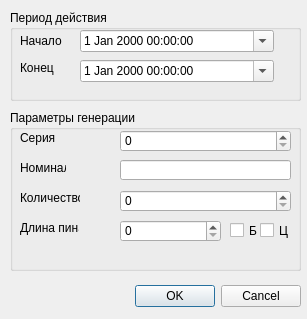
The window that mdi/forms/sxpress_cards_series_edit.ui (brat002/ExpertBilling) describes before a commit, drawn with Qt 5.
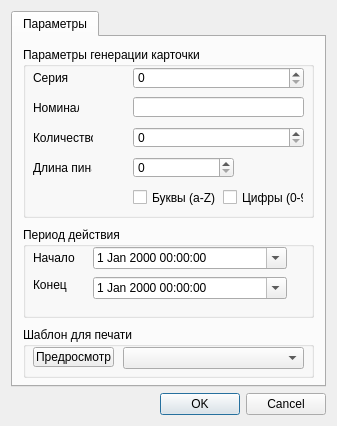
The same window after the commit.

Commit message: Переработана система генерации карт предоплаты.

```diff
--- a/mdi/forms/sxpress_cards_series_edit.ui
+++ b/mdi/forms/sxpress_cards_series_edit.ui
@@ -5,105 +5,44 @@
    <rect>
     <x>0</x>
     <y>0</y>
-    <width>307</width>
-    <height>319</height>
+    <width>337</width>
+    <height>426</height>
    </rect>
   </property>
   <property name="windowTitle" >
    <string>Параметры серии</string>
   </property>
+  <layout class="QGridLayout" name="gridLayout" >
+   <item row="1" column="0" >
   <widget class="QDialogButtonBox" name="buttonBox" >
-   <property name="geometry" >
-    <rect>
-     <x>120</x>
-     <y>280</y>
-     <width>181</width>
-     <height>32</height>
-    </rect>
-   </property>
    <property name="orientation" >
     <enum>Qt::Horizontal</enum>
    </property>
    <property name="standardButtons" >
-    <set>QDialogButtonBox::Cancel|QDialogButtonBox::NoButton|QDialogButtonBox::Ok</set>
-   </property>
-  </widget>
-  <widget class="QGroupBox" name="period_groupBox" >
-   <property name="geometry" >
-    <rect>
-     <x>10</x>
-     <y>10</y>
-     <width>291</width>
-     <height>91</height>
-    </rect>
-   </property>
-   <property name="title" >
-    <string>Период действия</string>
-   </property>
-   <widget class="QDateTimeEdit" name="end_dateTimeEdit" >
-    <property name="geometry" >
-     <rect>
-      <x>70</x>
-      <y>50</y>
-      <width>194</width>
-      <height>22</height>
-     </rect>
-    </property>
-    <property name="calendarPopup" >
-     <bool>true</bool>
-    </property>
-   </widget>
-   <widget class="QDateTimeEdit" name="start_dateTimeEdit" >
-    <property name="geometry" >
-     <rect>
-      <x>70</x>
-      <y>20</y>
-      <width>194</width>
-      <height>22</height>
-     </rect>
-    </property>
-    <property name="calendarPopup" >
-     <bool>true</bool>
-    </property>
-   </widget>
-   <widget class="QLabel" name="start_label" >
-    <property name="geometry" >
-     <rect>
-      <x>10</x>
-      <y>20</y>
-      <width>46</width>
-      <height>21</height>
-     </rect>
-    </property>
-    <property name="text" >
-     <string>Начало</string>
-    </property>
-   </widget>
-   <widget class="QLabel" name="end_label" >
-    <property name="geometry" >
-     <rect>
-      <x>10</x>
-      <y>50</y>
-      <width>46</width>
-      <height>16</height>
-     </rect>
-    </property>
-    <property name="text" >
-     <string>Конец</string>
-    </property>
-   </widget>
-  </widget>
+      <set>QDialogButtonBox::Cancel|QDialogButtonBox::Ok</set>
+     </property>
+    </widget>
+   </item>
+   <item row="0" column="0" >
+    <widget class="QTabWidget" name="tabWidget" >
+     <property name="currentIndex" >
+      <number>0</number>
+     </property>
+     <widget class="QWidget" name="tab" >
+      <attribute name="title" >
+       <string>Параметры</string>
+      </attribute>
   <widget class="QGroupBox" name="params_groupBox" >
    <property name="geometry" >
     <rect>
      <x>10</x>
-     <y>110</y>
+         <y>10</y>
      <width>291</width>
-     <height>161</height>
+         <height>171</height>
     </rect>
    </property>
    <property name="title" >
-    <string>Параметры генерации</string>
+        <string>Параметры генерации карточки</string>
    </property>
    <widget class="QLineEdit" name="nominal_lineEdit" >
     <property name="geometry" >
@@ -121,7 +60,7 @@
       <x>10</x>
       <y>80</y>
       <width>60</width>
-      <height>16</height>
+          <height>21</height>
      </rect>
     </property>
     <property name="text" >
@@ -134,7 +73,7 @@
       <x>10</x>
       <y>110</y>
       <width>59</width>
-      <height>16</height>
+          <height>21</height>
      </rect>
     </property>
     <property name="text" >
@@ -147,7 +86,7 @@
       <x>10</x>
       <y>20</y>
       <width>46</width>
-      <height>16</height>
+          <height>21</height>
      </rect>
     </property>
     <property name="text" >
@@ -160,7 +99,7 @@
       <x>10</x>
       <y>50</y>
       <width>46</width>
-      <height>16</height>
+          <height>21</height>
      </rect>
     </property>
     <property name="text" >
@@ -173,7 +112,7 @@
       <x>110</x>
       <y>110</y>
       <width>101</width>
-      <height>22</height>
+          <height>21</height>
      </rect>
     </property>
     <property name="maximum" >
@@ -183,27 +122,27 @@
    <widget class="QCheckBox" name="l_checkBox" >
     <property name="geometry" >
      <rect>
-      <x>220</x>
-      <y>110</y>
-      <width>31</width>
+          <x>110</x>
+          <y>140</y>
+          <width>91</width>
       <height>21</height>
      </rect>
     </property>
     <property name="text" >
-     <string>Б</string>
+         <string>Буквы (a-Z)</string>
     </property>
    </widget>
    <widget class="QCheckBox" name="numbers_checkBox" >
     <property name="geometry" >
      <rect>
-      <x>250</x>
-      <y>110</y>
-      <width>31</width>
+          <x>200</x>
+          <y>140</y>
+          <width>81</width>
       <height>21</height>
      </rect>
     </property>
     <property name="text" >
-     <string>Ц</string>
+         <string>Цифры (0-9)</string>
     </property>
    </widget>
    <widget class="QSpinBox" name="count_spinBox" >
@@ -212,7 +151,7 @@
       <x>110</x>
       <y>80</y>
       <width>171</width>
-      <height>22</height>
+          <height>21</height>
      </rect>
     </property>
     <property name="frame" >
@@ -242,6 +181,114 @@
     </property>
    </widget>
   </widget>
+      <widget class="QGroupBox" name="period_groupBox" >
+       <property name="geometry" >
+        <rect>
+         <x>10</x>
+         <y>190</y>
+         <width>291</width>
+         <height>91</height>
+        </rect>
+       </property>
+       <property name="title" >
+        <string>Период действия</string>
+       </property>
+       <widget class="QDateTimeEdit" name="end_dateTimeEdit" >
+        <property name="geometry" >
+         <rect>
+          <x>70</x>
+          <y>50</y>
+          <width>194</width>
+          <height>22</height>
+         </rect>
+        </property>
+        <property name="calendarPopup" >
+         <bool>true</bool>
+        </property>
+       </widget>
+       <widget class="QDateTimeEdit" name="start_dateTimeEdit" >
+        <property name="geometry" >
+         <rect>
+          <x>70</x>
+          <y>20</y>
+          <width>194</width>
+          <height>22</height>
+         </rect>
+        </property>
+        <property name="calendarPopup" >
+         <bool>true</bool>
+        </property>
+       </widget>
+       <widget class="QLabel" name="start_label" >
+        <property name="geometry" >
+         <rect>
+          <x>10</x>
+          <y>20</y>
+          <width>46</width>
+          <height>21</height>
+         </rect>
+        </property>
+        <property name="text" >
+         <string>Начало</string>
+        </property>
+       </widget>
+       <widget class="QLabel" name="end_label" >
+        <property name="geometry" >
+         <rect>
+          <x>10</x>
+          <y>50</y>
+          <width>46</width>
+          <height>16</height>
+         </rect>
+        </property>
+        <property name="text" >
+         <string>Конец</string>
+        </property>
+       </widget>
+      </widget>
+      <widget class="QGroupBox" name="groupBox_template" >
+       <property name="geometry" >
+        <rect>
+         <x>10</x>
+         <y>290</y>
+         <width>291</width>
+         <height>51</height>
+        </rect>
+       </property>
+       <property name="title" >
+        <string>Шаблон для печати</string>
+       </property>
+       <widget class="QComboBox" name="comboBox_templates" >
+        <property name="geometry" >
+         <rect>
+          <x>100</x>
+          <y>20</y>
+          <width>181</width>
+          <height>22</height>
+         </rect>
+        </property>
+       </widget>
+       <widget class="QToolButton" name="toolButton_preview" >
+        <property name="geometry" >
+         <rect>
+          <x>10</x>
+          <y>20</y>
+          <width>81</width>
+          <height>20</height>
+         </rect>
+        </property>
+        <property name="text" >
+         <string>Предросмотр</string>
+        </property>
+       </widget>
+      </widget>
+     </widget>
+    </widget>
+   </item>
+  </layout>
+  <zorder>buttonBox</zorder>
+  <zorder>groupBox_2</zorder>
+  <zorder>tabWidget</zorder>
  </widget>
  <resources/>
  <connections>
```
Lines whose indentation alone changed are shown as unchanged. The commit also changes 4 other files.
